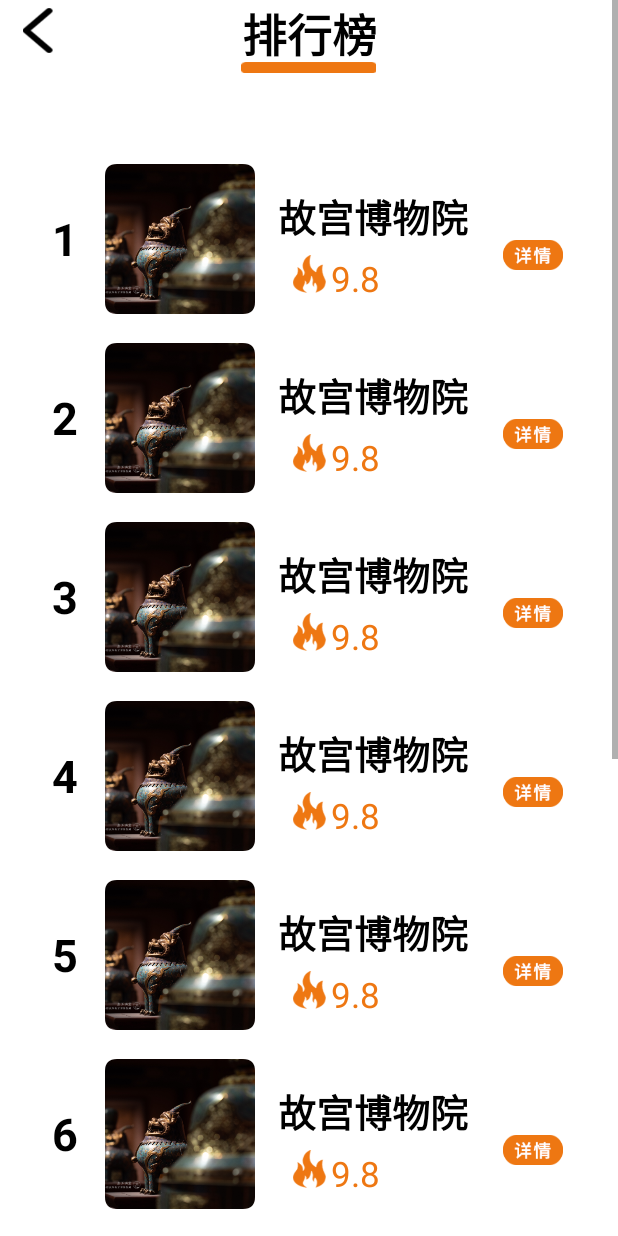
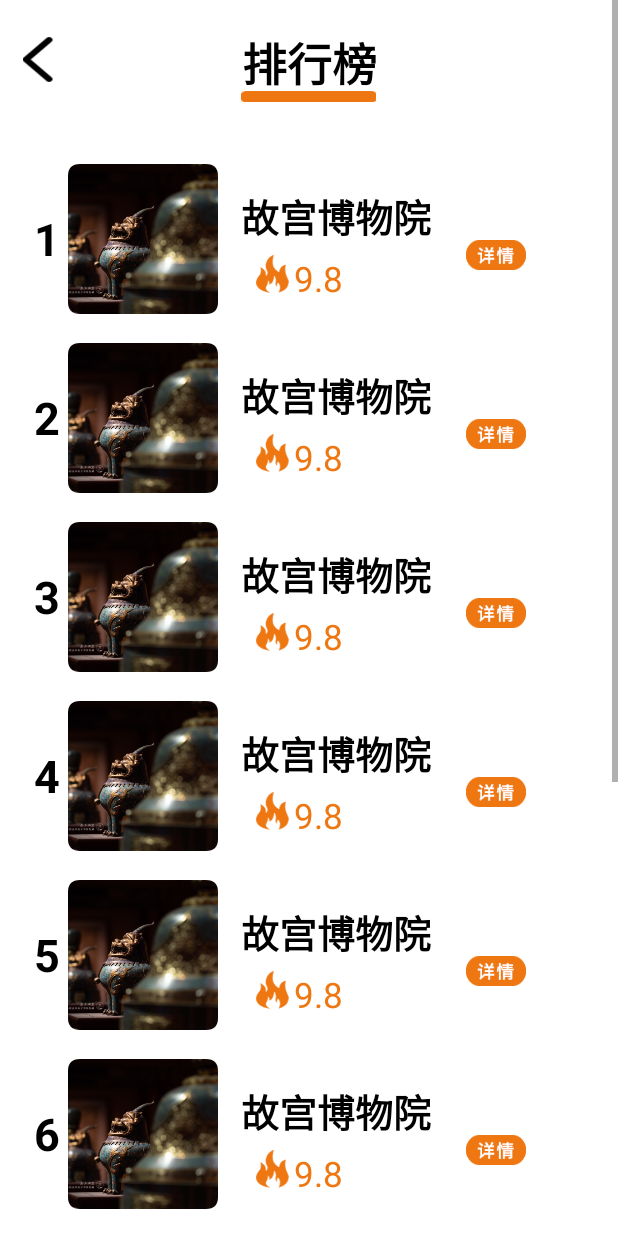
Before and after one commit to BUCT-CS1808-SoftwareEngineering/app, an Android app: the LeaderboardActivity screen opened directly, with no data from a screen before it, on a phone screen of 412 x 824 dp. Run offline under Robolectric (Android 15) with nearby library versions, the phone set to English and light mode, and no system bars.

Commit message:
返回，收藏功能的完善，排行榜页面界面的修改

```diff
--- a/app/src/main/AndroidManifest.xml
+++ b/app/src/main/AndroidManifest.xml
@@ -16,7 +16,8 @@
         android:label="@string/app_name"
         android:roundIcon="@mipmap/ic_launcher_round"
         android:supportsRtl="true"
-        android:theme="@style/Theme.Secs1808">
+        android:theme="@style/Theme.Secs1808"
+        android:usesCleartextTraffic="true">
         <activity android:name=".MainActivity">
             <intent-filter>
                 <action android:name="android.intent.action.MAIN" />
--- a/app/src/main/java/cn/edu/buct/se/cs1808/LeaderboardActivity.java
+++ b/app/src/main/java/cn/edu/buct/se/cs1808/LeaderboardActivity.java
@@ -22,6 +22,14 @@ public class LeaderboardActivity extends AppCompatActivity {
         leaderboardContainer = (LinearLayout) view.findViewById(R.id.main_leaderboard_card);
         addLeaderboardBox(10);
         setContentView(view);
+        //返回按钮事件绑定
+        ImageView backButton = (ImageView) findViewById(R.id.activity_leaderboard_back);
+        backButton.setOnClickListener(new View.OnClickListener() {
+            @Override
+            public void onClick(View v) {
+                backPage();
+            }
+        });
     }
     private void addLeaderboardBox(int num){
         int defaultImage = R.drawable.bleafumb_main_3;
@@ -64,4 +72,11 @@ public class LeaderboardActivity extends AppCompatActivity {
         intent.addFlags(Intent.FLAG_ACTIVITY_CLEAR_TOP | Intent.FLAG_ACTIVITY_SINGLE_TOP | Intent.FLAG_ACTIVITY_NEW_TASK);
         context.startActivity(intent);
     }
+    //返回键点击事件
+    public void backPage(){
+        //暂定跳转回首页
+        Intent intent = new Intent(this, MainActivity.class);
+        intent.addFlags(Intent.FLAG_ACTIVITY_CLEAR_TOP | Intent.FLAG_ACTIVITY_SINGLE_TOP);
+        this.startActivity(intent);
+    }
 }
--- a/app/src/main/res/layout/activity_exhibition_details.xml
+++ b/app/src/main/res/layout/activity_exhibition_details.xml
@@ -20,7 +20,7 @@
                 android:adjustViewBounds="true"
                 />
             <ImageButton
-                android:id="@+id/activity_object_details_collect"
+                android:id="@+id/activity_exhibition_details_collect"
                 android:layout_width="30dp"
                 android:layout_height="30dp"
                 android:background="@drawable/bblk_collect_0"
@@ -30,7 +30,7 @@
                 android:layout_marginRight="10dp"
                 />
             <ImageButton
-                android:id="@+id/activity_object_details_back"
+                android:id="@+id/activity_exhibition_details_back"
                 android:layout_width="20dp"
                 android:layout_height="30dp"
                 android:background="@drawable/bblk_back"
--- a/app/src/main/res/layout/activity_leaderboard.xml
+++ b/app/src/main/res/layout/activity_leaderboard.xml
@@ -8,6 +8,9 @@
         android:layout_width="match_parent"
         android:layout_height="wrap_content"
         android:orientation="vertical">
+        <TextView
+            android:layout_width="wrap_content"
+            android:layout_height="wrap_content"/>
         <RelativeLayout
             android:layout_width="wrap_content"
             android:layout_height="wrap_content">
@@ -22,6 +25,7 @@
                 android:gravity="center"
                 />
             <ImageButton
+                android:id="@+id/activity_leaderboard_back"
                 android:layout_width="20dp"
                 android:layout_height="30dp"
                 android:background="@drawable/bblk_back_2"
@@ -35,21 +39,11 @@
                 android:layout_centerHorizontal="true"
                 />
         </RelativeLayout>
-        <TextView
-            android:layout_width="wrap_content"
-            android:layout_height="wrap_content"/>
         <LinearLayout
             android:id="@+id/main_leaderboard_card"
             android:layout_width="match_parent"
             android:layout_height="wrap_content"
             android:orientation="vertical">
         </LinearLayout>
-        <TextView
-            android:layout_width="match_parent"
-            android:layout_height="wrap_content"
-            android:text="   "/>
-        <TextView
-            android:layout_width="match_parent"
-            android:layout_height="wrap_content"/>
     </LinearLayout>
 </ScrollView>
--- a/app/src/main/res/layout/layout_leaderboard_card.xml
+++ b/app/src/main/res/layout/layout_leaderboard_card.xml
@@ -11,7 +11,7 @@
         android:layout_height="wrap_content"
         android:orientation="horizontal">
         <LinearLayout
-            android:layout_width="60dp"
+            android:layout_width="35dp"
             android:layout_height="wrap_content"
             android:orientation="vertical"
             android:layout_gravity="center"
```
Also changed, not shown: app/src/main/java/cn/edu/buct/se/cs1808/DetailsExhibitionActivity.java (+50 -0 lines), app/src/main/java/cn/edu/buct/se/cs1808/DetailsObjectActivity.java (+50 -0 lines).
